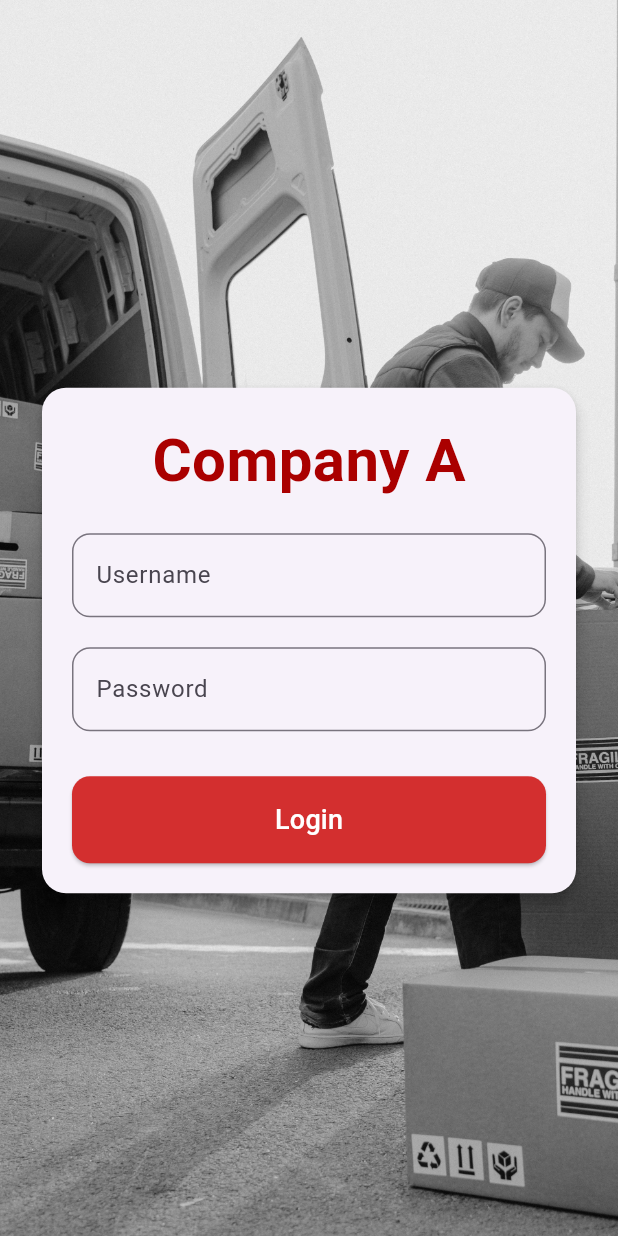
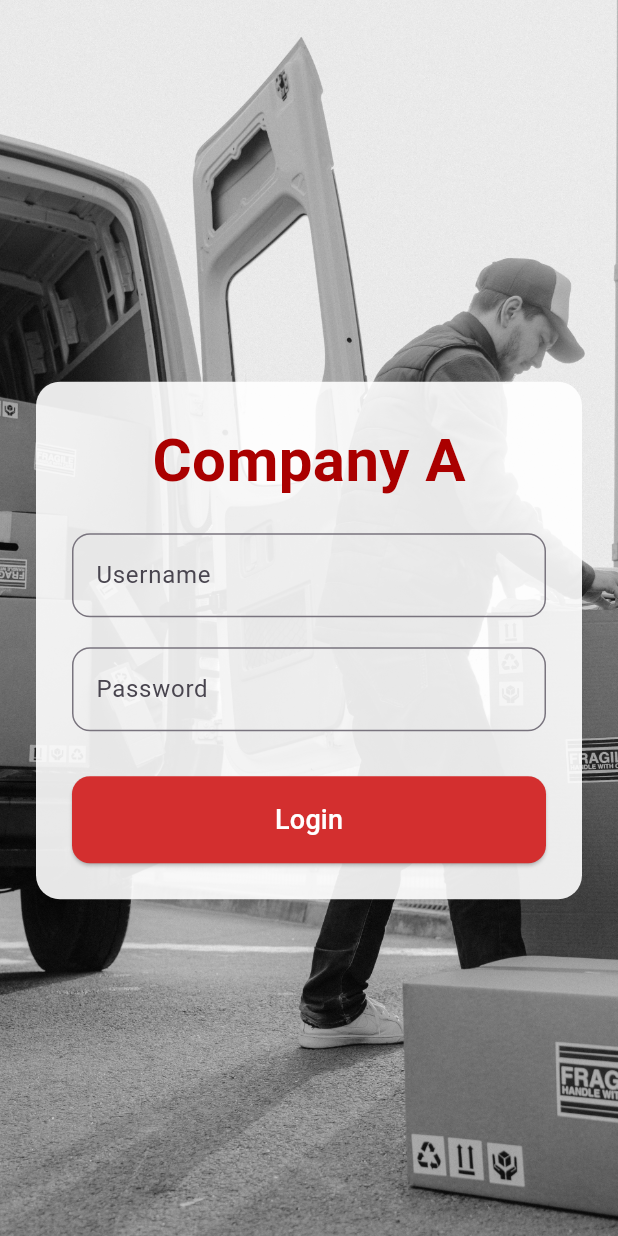
Before and after one commit to DBMS-CS3043-GROUP-38/SCMS-Flutter-Frontend, a Flutter app: the screen it shows after launch, on a phone screen of 412 x 824 dp. Run offline on Flutter 3.47's test engine with Material 3 defaults, Android fonts, the phone set to English and light mode, and no system bars.

```diff
--- a/deliveryapp/lib/pages/login.dart
+++ b/deliveryapp/lib/pages/login.dart
@@ -93,8 +93,14 @@ class _LoginScreenState extends State<LoginScreen> {
                 mainAxisAlignment: MainAxisAlignment.end,
                 children: <Widget>[
                   SizedBox(height: 30),
-                  Card(
-                    elevation: 4,
+                  Container(
+                    decoration: BoxDecoration(
+                      color: Colors.white.withOpacity(0.9), // Set opacity here
+                      borderRadius: BorderRadius.circular(16),
+                    ),
+                    child: Card(
+                      color: Colors.transparent,
+                      elevation: 0,
                       shape: RoundedRectangleBorder(
                         borderRadius: BorderRadius.circular(16),
                       ),
@@ -116,6 +122,7 @@ class _LoginScreenState extends State<LoginScreen> {
                             TextField(
                               controller: _usernameController,
                               decoration: InputDecoration(
+                                fillColor: Colors.white,
                                 labelText: 'Username',
                                 border: OutlineInputBorder(
                                   borderRadius: BorderRadius.circular(12),
@@ -145,7 +152,8 @@ class _LoginScreenState extends State<LoginScreen> {
                                         padding:
                                             EdgeInsets.symmetric(vertical: 16),
                                         shape: RoundedRectangleBorder(
-                                        borderRadius: BorderRadius.circular(12),
+                                          borderRadius:
+                                              BorderRadius.circular(12),
                                         ),
                                       ),
                                       child: Text(
@@ -162,6 +170,7 @@ class _LoginScreenState extends State<LoginScreen> {
                         ),
                       ),
                     ),
+                  ),
                 ],
               ),
             ),
```
Lines whose indentation alone changed are shown as unchanged.
